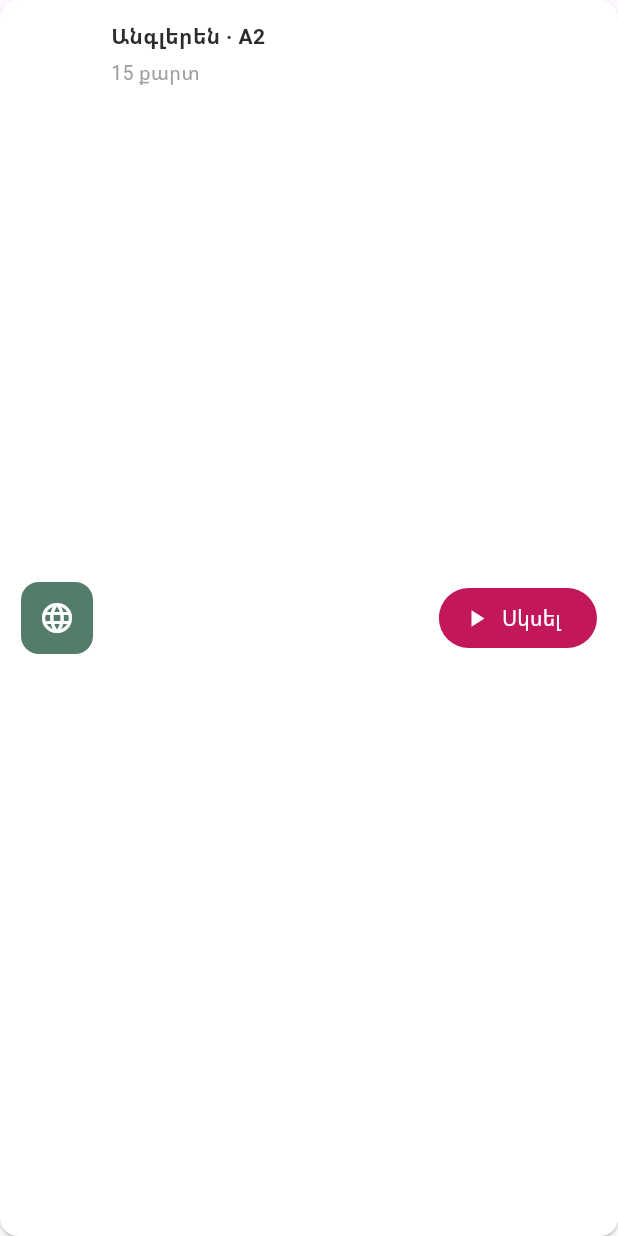
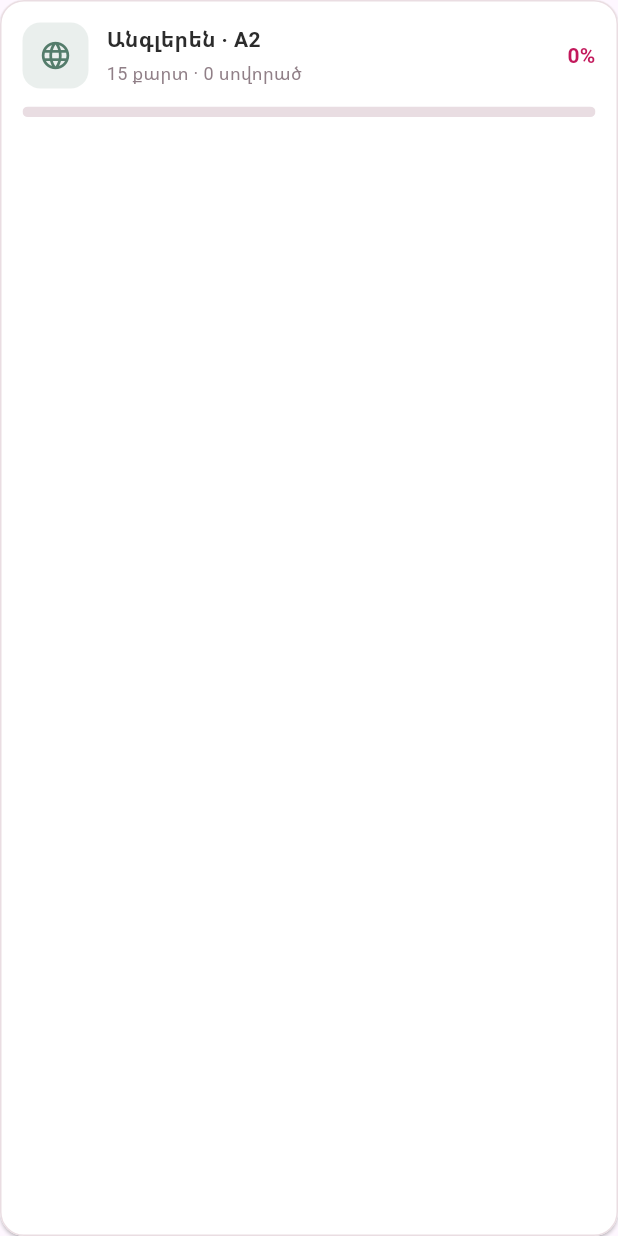
Before and after one commit to ArmenAslikyan/study-cards-moonq, a Flutter app: the PackageCard widget shown alone on an empty page, opened directly with sample values from the repository, on a phone screen of 412 x 824 dp. Run offline on Flutter 3.47's test engine with Material 3 defaults, Android fonts, the phone set to English and light mode, and no system bars.

Commit message:
Chnaged the layout of the packages in the first page by Armen Aslikyan

```diff
--- a/lib/presentation/widgets/package_card.dart
+++ b/lib/presentation/widgets/package_card.dart
@@ -8,25 +8,33 @@ class PackageCard extends StatelessWidget {
 
   @override
   Widget build(BuildContext context) {
+    const progressColor = Color(0xFFC2185B);
+
     return Card(
       color: Colors.white,
       margin: EdgeInsets.zero,
-      shape: RoundedRectangleBorder(borderRadius: BorderRadius.circular(12)),
+      shape: RoundedRectangleBorder(
+        borderRadius: BorderRadius.circular(16),
+        side: const BorderSide(color: Color(0xFFEADDE2)),
+      ),
       child: Padding(
-        padding: const EdgeInsets.all(14),
-        child: Row(
+        padding: const EdgeInsets.all(15),
+        child: Column(
+          children: [
+            Row(
               children: [
                 Container(
-              width: 48,
-              height: 48,
+                  width: 44,
+                  height: 44,
                   alignment: Alignment.center,
                   decoration: BoxDecoration(
-                color: package.iconBackground,
+                    color: package.iconBackground.withValues(alpha: 0.12),
                     borderRadius: BorderRadius.circular(12),
                   ),
                   child: Icon(
                     package.icon.icon,
-                color: package.iconColor.color ?? Colors.white,
+                    color: package.iconBackground,
+                    size: 22,
                   ),
                 ),
                 const SizedBox(width: 12),
@@ -36,26 +44,43 @@ class PackageCard extends StatelessWidget {
                     children: [
                       Text(
                         package.title,
+                        maxLines: 1,
+                        overflow: TextOverflow.ellipsis,
                         style: const TextStyle(
                           fontWeight: FontWeight.bold,
                           color: Color(0xFF2C2C2C),
                         ),
                       ),
-                  const SizedBox(height: 4),
+                      const SizedBox(height: 3),
                       Text(
-                    '${package.cardNumber} քարտ',
-                    style: const TextStyle(color: Colors.grey, fontSize: 13),
+                        '${package.cardNumber} քարտ · 0 սովորած',
+                        style: const TextStyle(
+                          color: Color(0xFF907F87),
+                          fontSize: 12,
+                        ),
                       ),
                     ],
                   ),
                 ),
-            FilledButton.icon(
-              onPressed: () {},
-              icon: const Icon(Icons.play_arrow),
-              label: const Text('Սկսել'),
-              style: FilledButton.styleFrom(
-                backgroundColor: const Color(0xFFC2185B),
-                foregroundColor: Colors.white,
+                const SizedBox(width: 8),
+                const Text(
+                  '0%',
+                  style: TextStyle(
+                    color: progressColor,
+                    fontWeight: FontWeight.bold,
+                    fontSize: 14,
+                  ),
+                ),
+              ],
+            ),
+            const SizedBox(height: 12),
+            ClipRRect(
+              borderRadius: BorderRadius.circular(8),
+              child: const LinearProgressIndicator(
+                value: 0,
+                minHeight: 7,
+                backgroundColor: Color(0xFFE9DDE2),
+                valueColor: AlwaysStoppedAnimation<Color>(progressColor),
               ),
             ),
           ],
```
Lines whose indentation alone changed are shown as unchanged.
